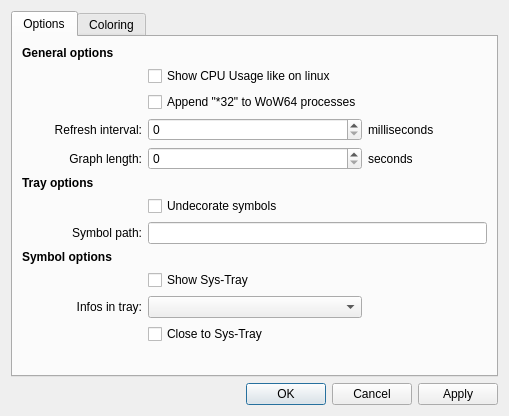
This is TaskExplorer/Forms/SettingsWindow.ui in DavidXanatos/TaskExplorer as Qt 5 draws it before an edit. The edited form follows.
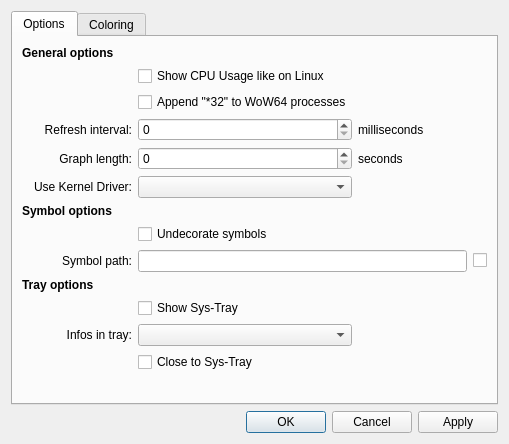
This is the edited form.

Patch:
```diff
--- a/TaskExplorer/Forms/SettingsWindow.ui
+++ b/TaskExplorer/Forms/SettingsWindow.ui
@@ -7,7 +7,7 @@
     <x>0</x>
     <y>0</y>
     <width>509</width>
-    <height>392</height>
+    <height>415</height>
    </rect>
   </property>
   <property name="sizePolicy">
@@ -49,86 +49,23 @@
         <layout class="QGridLayout" name="gridLayout_4">
          <item row="0" column="0">
           <layout class="QGridLayout" name="gridLayout_3">
-           <item row="7" column="1" colspan="2">
-            <widget class="QLineEdit" name="symbolPath"/>
-           </item>
-           <item row="13" column="1">
-            <spacer name="verticalSpacer">
+           <item row="15" column="2">
+            <spacer name="horizontalSpacer_2">
              <property name="orientation">
-              <enum>Qt::Vertical</enum>
+              <enum>Qt::Horizontal</enum>
              </property>
              <property name="sizeHint" stdset="0">
               <size>
-               <width>20</width>
-               <height>40</height>
+               <width>40</width>
+               <height>20</height>
               </size>
              </property>
             </spacer>
            </item>
-           <item row="1" column="1">
-            <widget class="QCheckBox" name="chkLinuxStyle">
+           <item row="12" column="0">
+            <widget class="QLabel" name="label_10">
              <property name="text">
-              <string>Show CPU Usage like on linux</string>
-             </property>
-            </widget>
-           </item>
-           <item row="5" column="0">
-            <widget class="QLabel" name="label_6">
-             <property name="font">
-              <font>
-               <weight>75</weight>
-               <bold>true</bold>
-              </font>
-             </property>
-             <property name="text">
-              <string>Tray options</string>
-             </property>
-            </widget>
-           </item>
-           <item row="8" column="0">
-            <widget class="QLabel" name="label_5">
-             <property name="font">
-              <font>
-               <weight>75</weight>
-               <bold>true</bold>
-              </font>
-             </property>
-             <property name="text">
-              <string>Symbol options</string>
-             </property>
-            </widget>
-           </item>
-           <item row="11" column="1">
-            <widget class="QComboBox" name="trayMode"/>
-           </item>
-           <item row="10" column="1">
-            <widget class="QCheckBox" name="chkShowTray">
-             <property name="text">
-              <string>Show Sys-Tray</string>
-             </property>
-            </widget>
-           </item>
-           <item row="2" column="1">
-            <widget class="QCheckBox" name="chkShow32">
-             <property name="text">
-              <string>Append &quot;*32&quot; to WoW64 processes</string>
-             </property>
-            </widget>
-           </item>
-           <item row="3" column="0">
-            <widget class="QLabel" name="label_9">
-             <property name="text">
-              <string>Refresh interval:</string>
-             </property>
-             <property name="alignment">
-              <set>Qt::AlignRight|Qt::AlignTrailing|Qt::AlignVCenter</set>
-             </property>
-            </widget>
-           </item>
-           <item row="4" column="0">
-            <widget class="QLabel" name="label_8">
-             <property name="text">
-              <string>Graph length:</string>
+              <string>Infos in tray:</string>
              </property>
              <property name="alignment">
               <set>Qt::AlignRight|Qt::AlignTrailing|Qt::AlignVCenter</set>
@@ -155,6 +92,59 @@
              </property>
             </widget>
            </item>
+           <item row="12" column="1">
+            <widget class="QComboBox" name="trayMode"/>
+           </item>
+           <item row="4" column="2">
+            <widget class="QLabel" name="label_11">
+             <property name="text">
+              <string>seconds</string>
+             </property>
+            </widget>
+           </item>
+           <item row="4" column="0">
+            <widget class="QLabel" name="label_8">
+             <property name="text">
+              <string>Graph length:</string>
+             </property>
+             <property name="alignment">
+              <set>Qt::AlignRight|Qt::AlignTrailing|Qt::AlignVCenter</set>
+             </property>
+            </widget>
+           </item>
+           <item row="8" column="0">
+            <widget class="QLabel" name="label_7">
+             <property name="text">
+              <string>Symbol path:</string>
+             </property>
+             <property name="alignment">
+              <set>Qt::AlignRight|Qt::AlignTrailing|Qt::AlignVCenter</set>
+             </property>
+            </widget>
+           </item>
+           <item row="8" column="3">
+            <widget class="QCheckBox" name="chkSymbolPath">
+             <property name="text">
+              <string/>
+             </property>
+            </widget>
+           </item>
+           <item row="15" column="1">
+            <spacer name="verticalSpacer">
+             <property name="orientation">
+              <enum>Qt::Vertical</enum>
+             </property>
+             <property name="sizeHint" stdset="0">
+              <size>
+               <width>20</width>
+               <height>40</height>
+              </size>
+             </property>
+            </spacer>
+           </item>
+           <item row="8" column="1" colspan="2">
+            <widget class="QLineEdit" name="symbolPath"/>
+           </item>
            <item row="0" column="0">
             <widget class="QLabel" name="label_4">
              <property name="font">
@@ -168,35 +158,62 @@
              </property>
             </widget>
            </item>
-           <item row="12" column="1">
+           <item row="11" column="1">
+            <widget class="QCheckBox" name="chkShowTray">
+             <property name="text">
+              <string>Show Sys-Tray</string>
+             </property>
+            </widget>
+           </item>
+           <item row="13" column="1">
             <widget class="QCheckBox" name="chkToTray">
              <property name="text">
               <string>Close to Sys-Tray</string>
              </property>
             </widget>
            </item>
-           <item row="13" column="0">
-            <spacer name="horizontalSpacer_3">
-             <property name="orientation">
-              <enum>Qt::Horizontal</enum>
-             </property>
-             <property name="sizeHint" stdset="0">
-              <size>
-               <width>40</width>
-               <height>20</height>
-              </size>
-             </property>
-            </spacer>
-           </item>
-           <item row="6" column="1">
+           <item row="7" column="1">
             <widget class="QCheckBox" name="chkUndecorate">
              <property name="text">
               <string>Undecorate symbols</string>
              </property>
             </widget>
            </item>
-           <item row="13" column="2">
-            <spacer name="horizontalSpacer_2">
+           <item row="3" column="0">
+            <widget class="QLabel" name="label_9">
+             <property name="text">
+              <string>Refresh interval:</string>
+             </property>
+             <property name="alignment">
+              <set>Qt::AlignRight|Qt::AlignTrailing|Qt::AlignVCenter</set>
+             </property>
+            </widget>
+           </item>
+           <item row="6" column="0">
+            <widget class="QLabel" name="label_6">
+             <property name="font">
+              <font>
+               <weight>75</weight>
+               <bold>true</bold>
+              </font>
+             </property>
+             <property name="text">
+              <string>Symbol options</string>
+             </property>
+            </widget>
+           </item>
+           <item row="1" column="1">
+            <widget class="QCheckBox" name="chkLinuxStyle">
+             <property name="text">
+              <string>Show CPU Usage like on Linux</string>
+             </property>
+             <property name="tristate">
+              <bool>true</bool>
+             </property>
+            </widget>
+           </item>
+           <item row="15" column="0">
+            <spacer name="horizontalSpacer_3">
              <property name="orientation">
               <enum>Qt::Horizontal</enum>
              </property>
@@ -208,30 +225,10 @@
              </property>
             </spacer>
            </item>
-           <item row="7" column="0">
-            <widget class="QLabel" name="label_7">
+           <item row="2" column="1">
+            <widget class="QCheckBox" name="chkShow32">
              <property name="text">
-              <string>Symbol path:</string>
-             </property>
-             <property name="alignment">
-              <set>Qt::AlignRight|Qt::AlignTrailing|Qt::AlignVCenter</set>
-             </property>
-            </widget>
-           </item>
-           <item row="11" column="0">
-            <widget class="QLabel" name="label_10">
-             <property name="text">
-              <string>Infos in tray:</string>
-             </property>
-             <property name="alignment">
-              <set>Qt::AlignRight|Qt::AlignTrailing|Qt::AlignVCenter</set>
-             </property>
-            </widget>
-           </item>
-           <item row="4" column="2">
-            <widget class="QLabel" name="label_11">
-             <property name="text">
-              <string>seconds</string>
+              <string>Append &quot;*32&quot; to WoW64 processes</string>
              </property>
             </widget>
            </item>
@@ -242,6 +239,32 @@
              </property>
             </widget>
            </item>
+           <item row="9" column="0">
+            <widget class="QLabel" name="label_5">
+             <property name="font">
+              <font>
+               <weight>75</weight>
+               <bold>true</bold>
+              </font>
+             </property>
+             <property name="text">
+              <string>Tray options</string>
+             </property>
+            </widget>
+           </item>
+           <item row="5" column="0">
+            <widget class="QLabel" name="label_14">
+             <property name="text">
+              <string>Use Kernel Driver:</string>
+             </property>
+             <property name="alignment">
+              <set>Qt::AlignRight|Qt::AlignTrailing|Qt::AlignVCenter</set>
+             </property>
+            </widget>
+           </item>
+           <item row="5" column="1">
+            <widget class="QComboBox" name="useDriver"/>
+           </item>
           </layout>
          </item>
         </layout>
```
